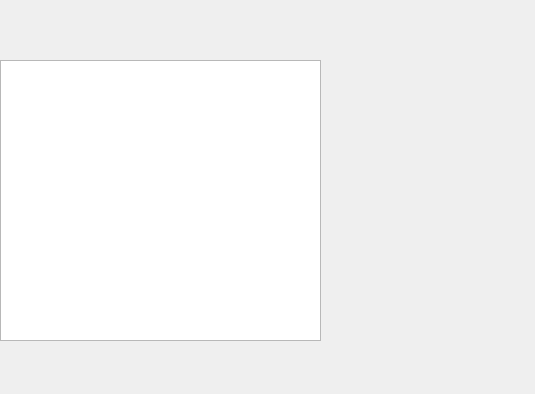
Stas336/RedwoodTestTask, file game.ui: the form before one commit.
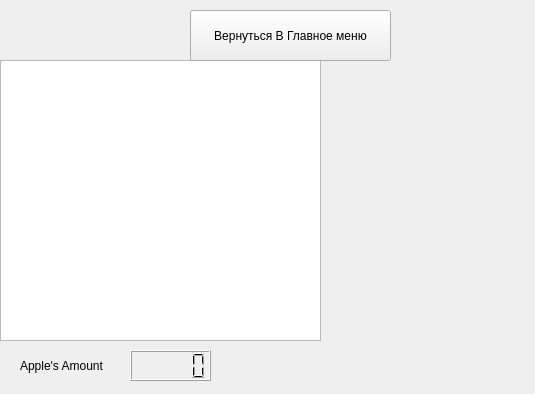
The form after the commit. Icons and pictures are not drawn. Custom widgets are drawn as their Qt base class.

Commit message: Fix apple count on drag&drop, add lcd panel for apple count. Some minor changes in the UI

Patch:
```diff
--- a/game.ui
+++ b/game.ui
@@ -60,6 +60,42 @@
     <pixmap resource="resources.qrc">:/Downloads/rsz_apple.jpg</pixmap>
    </property>
   </widget>
+  <widget class="QPushButton" name="returnButton">
+   <property name="geometry">
+    <rect>
+     <x>190</x>
+     <y>10</y>
+     <width>201</width>
+     <height>51</height>
+    </rect>
+   </property>
+   <property name="text">
+    <string>Вернуться В Главное меню</string>
+   </property>
+  </widget>
+  <widget class="QLCDNumber" name="appleCount">
+   <property name="geometry">
+    <rect>
+     <x>130</x>
+     <y>350</y>
+     <width>81</width>
+     <height>31</height>
+    </rect>
+   </property>
+  </widget>
+  <widget class="QLabel" name="text">
+   <property name="geometry">
+    <rect>
+     <x>20</x>
+     <y>355</y>
+     <width>101</width>
+     <height>21</height>
+    </rect>
+   </property>
+   <property name="text">
+    <string>Apple's Amount</string>
+   </property>
+  </widget>
  </widget>
  <customwidgets>
   <customwidget>
```
Left out of the diff: 3 changed lines with no effect on the pictures. The commit also changes 7 other files.
